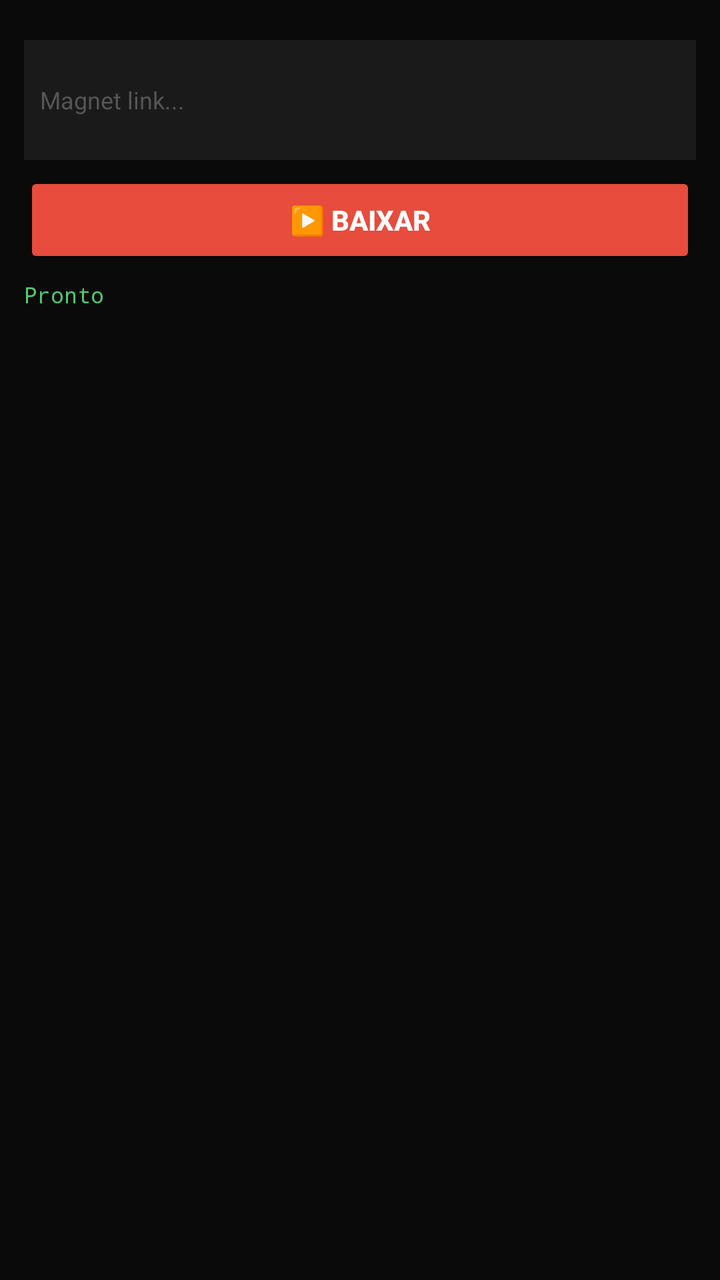
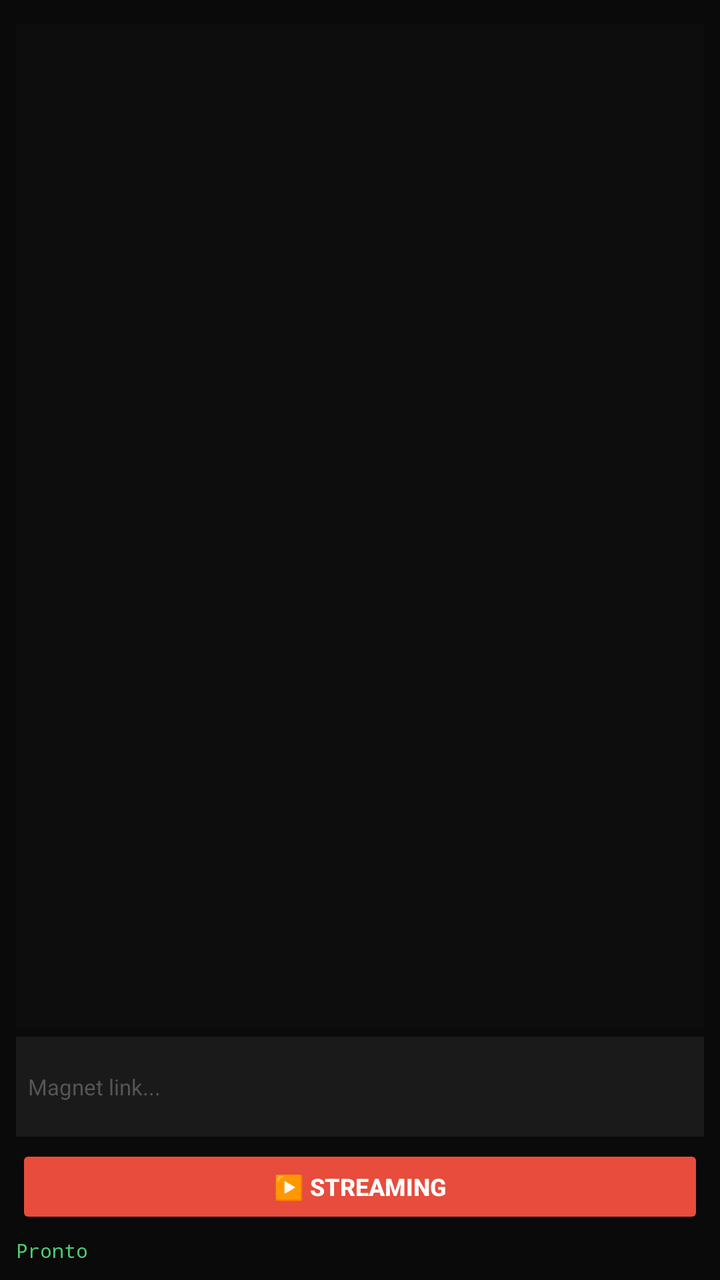

The first picture is an Android layout as it rendered before a commit; the second is the same layout after the commit. The layout source and the unified diff follow.
<!-- AndroidManifest.xml: application theme Theme.AppCompat.NoActionBar -->
<!-- res/layout/activity_main.xml -->
<?xml version="1.0" encoding="utf-8"?>
<FrameLayout xmlns:android="http://schemas.android.com/apk/res/android"
    xmlns:app="http://schemas.android.com/apk/res-auto"
    android:layout_width="match_parent"
    android:layout_height="match_parent"
    android:background="#0a0a0a">
    
    <LinearLayout
        android:layout_width="match_parent"
        android:layout_height="match_parent"
        android:orientation="vertical"
        android:gravity="center_horizontal"
        android:padding="12dp">
        
        
        <androidx.media3.ui.PlayerView
            android:id="@+id/player_view"
            android:layout_width="match_parent"
            android:layout_height="wrap_content"
            android:visibility="gone"
            app:show_buffering="when_playing"
            app:use_controller="true" />
        
        
        <FrameLayout
            android:id="@+id/loading_overlay"
            android:layout_width="match_parent"
            android:layout_height="200dp"
            android:visibility="gone"
            android:background="#1a1a1a"
            android:layout_marginTop="8dp">
            
            <LinearLayout
                android:layout_width="wrap_content"
                android:layout_height="wrap_content"
                android:layout_gravity="center"
                android:orientation="vertical"
                android:gravity="center">
                
                <ProgressBar
                    android:id="@+id/spinner_bar"
                    android:layout_width="40dp"
                    android:layout_height="40dp"
                    android:indeterminateTint="#e74c3c"
                    android:visibility="gone" />
                
                <TextView
                    android:layout_width="wrap_content"
                    android:layout_height="wrap_content"
                    android:layout_marginTop="12dp"
                    android:text="⏳ Carregando..."
                    android:textColor="#e74c3c"
                    android:textSize="14sp" />
                
                <TextView
                    android:layout_width="wrap_content"
                    android:layout_height="wrap_content"
                    android:layout_marginTop="4dp"
                    android:text="Baixando mais dados..."
                    android:textColor="#888"
                    android:textSize="11sp" />
            </LinearLayout>
        </FrameLayout>
        
        
        <LinearLayout
            android:layout_width="match_parent"
            android:layout_height="wrap_content"
            android:orientation="vertical"
            android:layout_marginTop="8dp">
            
            <EditText
                android:id="@+id/magnet_input"
                android:layout_width="match_parent"
                android:layout_height="60dp"
                android:background="#1a1a1a"
                android:hint="Magnet link..."
                android:textColorHint="#555"
                android:inputType="textMultiLine"
                android:padding="8dp"
                android:textColor="#fff"
                android:textSize="12sp" />
            
            <LinearLayout
                android:layout_width="match_parent"
                android:layout_height="wrap_content"
                android:orientation="horizontal"
                android:layout_marginTop="6dp">
                
                <Button
                    android:id="@+id/btn_play"
                    android:layout_width="0dp"
                    android:layout_height="48dp"
                    android:layout_weight="1"
                    android:backgroundTint="#e74c3c"
                    android:text="▶️ BAIXAR"
                    android:textColor="#fff"
                    android:textStyle="bold" />
                
                <Button
                    android:id="@+id/btn_watch"
                    android:layout_width="0dp"
                    android:layout_height="48dp"
                    android:layout_weight="1"
                    android:layout_marginStart="4dp"
                    android:backgroundTint="#4ecb71"
                    android:text="🎬 ASSISTIR"
                    android:textColor="#000"
                    android:textStyle="bold"
                    android:visibility="gone" />
                
                <Button
                    android:id="@+id/btn_stop"
                    android:layout_width="0dp"
                    android:layout_height="48dp"
                    android:layout_weight="1"
                    android:layout_marginStart="4dp"
                    android:backgroundTint="#555"
                    android:text="⏹️ PARAR"
                    android:textColor="#fff"
                    android:textStyle="bold"
                    android:visibility="gone" />
            </LinearLayout>
            
            <ProgressBar
                android:id="@+id/buffer_bar"
                style="?android:attr/progressBarStyleHorizontal"
                android:layout_width="match_parent"
                android:layout_height="5dp"
                android:layout_marginTop="6dp"
                android:progressTint="#e74c3c"
                android:visibility="gone" />
            
            <TextView
                android:id="@+id/status_text"
                android:layout_width="wrap_content"
                android:layout_height="wrap_content"
                android:layout_marginTop="6dp"
                android:text="Pronto"
                android:textColor="#4ecb71"
                android:textSize="11sp"
                android:fontFamily="monospace" />
        </LinearLayout>
    </LinearLayout>
    
</FrameLayout>
<!-- resources referenced by this layout -->
<resources>

</resources>

<!-- the commit's change to res/layout/activity_main.xml (unified diff, before → after) -->
@@ -1,146 +1,136 @@
 <?xml version="1.0" encoding="utf-8"?>
-<FrameLayout xmlns:android="http://schemas.android.com/apk/res/android"
+<LinearLayout xmlns:android="http://schemas.android.com/apk/res/android"
     xmlns:app="http://schemas.android.com/apk/res-auto"
     android:layout_width="match_parent"
     android:layout_height="match_parent"
-    android:background="#0a0a0a">
+    android:orientation="vertical"
+    android:background="#0a0a0a"
+    android:gravity="center_horizontal"
+    android:padding="8dp">
+    
+    <androidx.media3.ui.PlayerView
+        android:id="@+id/player_view"
+        android:layout_width="match_parent"
+        android:layout_height="wrap_content"
+        android:visibility="gone"
+        app:show_buffering="when_playing"
+        app:use_controller="true" />
+    
+    <FrameLayout
+        android:id="@+id/loading_overlay"
+        android:layout_width="match_parent"
+        android:layout_height="150dp"
+        android:visibility="gone"
+        android:background="#1a1a1a">
+        
+        <LinearLayout
+            android:layout_width="wrap_content"
+            android:layout_height="wrap_content"
+            android:layout_gravity="center"
+            android:orientation="vertical"
+            android:gravity="center">
+            
+            <ProgressBar
+                android:id="@+id/spinner_bar"
+                android:layout_width="40dp"
+                android:layout_height="40dp"
+                android:indeterminateTint="#e74c3c" />
+            
+            <TextView
+                android:layout_width="wrap_content"
+                android:layout_height="wrap_content"
+                android:layout_marginTop="8dp"
+                android:text="⏳ Carregando..."
+                android:textColor="#e74c3c"
+                android:textSize="14sp" />
+        </LinearLayout>
+    </FrameLayout>
+    
+    <ScrollView
+        android:id="@+id/log_scroll"
+        android:layout_width="match_parent"
+        android:layout_height="0dp"
+        android:layout_weight="1"
+        android:background="#0d0d0d"
+        android:padding="6dp"
+        android:layout_marginTop="4dp">
+        
+        <TextView
+            android:id="@+id/log_text"
+            android:layout_width="match_parent"
+            android:layout_height="wrap_content"
+            android:textColor="#4ecb71"
+            android:textSize="8sp"
+            android:fontFamily="monospace" />
+    </ScrollView>
     
     <LinearLayout
         android:layout_width="match_parent"
-        android:layout_height="match_parent"
+        android:layout_height="wrap_content"
         android:orientation="vertical"
-        android:gravity="center_horizontal"
-        android:padding="12dp">
+        android:layout_marginTop="4dp">
         
-        
-        <androidx.media3.ui.PlayerView
-            android:id="@+id/player_view"
+        <EditText
+            android:id="@+id/magnet_input"
             android:layout_width="match_parent"
-            android:layout_height="wrap_content"
-            android:visibility="gone"
-            app:show_buffering="when_playing"
-            app:use_controller="true" />
-        
-        
-        <FrameLayout
-            android:id="@+id/loading_overlay"
-            android:layout_width="match_parent"
-            android:layout_height="200dp"
-            android:visibility="gone"
+            android:layout_height="50dp"
             android:background="#1a1a1a"
-            android:layout_marginTop="8dp">
-            
-            <LinearLayout
-                android:layout_width="wrap_content"
-                android:layout_height="wrap_content"
-                android:layout_gravity="center"
-                android:orientation="vertical"
-                android:gravity="center">
-                
-                <ProgressBar
-                    android:id="@+id/spinner_bar"
-                    android:layout_width="40dp"
-                    android:layout_height="40dp"
-                    android:indeterminateTint="#e74c3c"
-                    android:visibility="gone" />
-                
-                <TextView
-                    android:layout_width="wrap_content"
-                    android:layout_height="wrap_content"
-                    android:layout_marginTop="12dp"
-                    android:text="⏳ Carregando..."
-                    android:textColor="#e74c3c"
-                    android:textSize="14sp" />
-                
-                <TextView
-                    android:layout_width="wrap_content"
-                    android:layout_height="wrap_content"
-                    android:layout_marginTop="4dp"
-                    android:text="Baixando mais dados..."
-                    android:textColor="#888"
-                    android:textSize="11sp" />
-            </LinearLayout>
-        </FrameLayout>
-        
+            android:hint="Magnet link..."
+            android:textColorHint="#555"
+            android:inputType="textMultiLine"
+            android:padding="6dp"
+            android:textColor="#fff"
+            android:textSize="11sp" />
         
         <LinearLayout
             android:layout_width="match_parent"
             android:layout_height="wrap_content"
-            android:orientation="vertical"
-            android:layout_marginTop="8dp">
+            android:orientation="horizontal"
+            android:layout_marginTop="4dp">
             
-            <EditText
-                android:id="@+id/magnet_input"
-                android:layout_width="match_parent"
-                android:layout_height="60dp"
-                android:background="#1a1a1a"
-                android:hint="Magnet link..."
-                android:textColorHint="#555"
-                android:inputType="textMultiLine"
-                android:padding="8dp"
+            <Button
+                android:id="@+id/btn_play"
+                android:layout_width="0dp"
+                android:layout_height="42dp"
+                android:layout_weight="1"
+                android:backgroundTint="#e74c3c"
+                android:text="▶️ STREAMING"
                 android:textColor="#fff"
+                android:textStyle="bold"
                 android:textSize="12sp" />
             
-            <LinearLayout
-                android:layout_width="match_parent"
-                android:layout_height="wrap_content"
-                android:orientation="horizontal"
-                android:layout_marginTop="6dp">
-                
-                <Button
-                    android:id="@+id/btn_play"
-                    android:layout_width="0dp"
-                    android:layout_height="48dp"
-                    android:layout_weight="1"
-                    android:backgroundTint="#e74c3c"
-                    android:text="▶️ BAIXAR"
-                    android:textColor="#fff"
-                    android:textStyle="bold" />
-                
-                <Button
-                    android:id="@+id/btn_watch"
-                    android:layout_width="0dp"
-                    android:layout_height="48dp"
-                    android:layout_weight="1"
-                    android:layout_marginStart="4dp"
-                    android:backgroundTint="#4ecb71"
-                    android:text="🎬 ASSISTIR"
-                    android:textColor="#000"
-                    android:textStyle="bold"
-                    android:visibility="gone" />
-                
-                <Button
-                    android:id="@+id/btn_stop"
-                    android:layout_width="0dp"
-                    android:layout_height="48dp"
-                    android:layout_weight="1"
-                    android:layout_marginStart="4dp"
-                    android:backgroundTint="#555"
-                    android:text="⏹️ PARAR"
-                    android:textColor="#fff"
-                    android:textStyle="bold"
-                    android:visibility="gone" />
-            </LinearLayout>
-            
-            <ProgressBar
-                android:id="@+id/buffer_bar"
-                style="?android:attr/progressBarStyleHorizontal"
-                android:layout_width="match_parent"
-                android:layout_height="5dp"
-                android:layout_marginTop="6dp"
-                android:progressTint="#e74c3c"
+            <Button
+                android:id="@+id/btn_stop"
+                android:layout_width="0dp"
+                android:layout_height="42dp"
+                android:layout_weight="1"
+                android:layout_marginStart="4dp"
+                android:backgroundTint="#555"
+                android:text="⏹️ PARAR"
+                android:textColor="#fff"
+                android:textStyle="bold"
+                android:textSize="12sp"
                 android:visibility="gone" />
-            
-            <TextView
-                android:id="@+id/status_text"
-                android:layout_width="wrap_content"
-                android:layout_height="wrap_content"
-                android:layout_marginTop="6dp"
-                android:text="Pronto"
-                android:textColor="#4ecb71"
-                android:textSize="11sp"
-                android:fontFamily="monospace" />
         </LinearLayout>
+        
+        <ProgressBar
+            android:id="@+id/buffer_bar"
+            style="?android:attr/progressBarStyleHorizontal"
+            android:layout_width="match_parent"
+            android:layout_height="4dp"
+            android:layout_marginTop="4dp"
+            android:progressTint="#e74c3c"
+            android:visibility="gone" />
+        
+        <TextView
+            android:id="@+id/status_text"
+            android:layout_width="wrap_content"
+            android:layout_height="wrap_content"
+            android:layout_marginTop="4dp"
+            android:text="Pronto"
+            android:textColor="#4ecb71"
+            android:textSize="10sp"
+            android:fontFamily="monospace" />
     </LinearLayout>
     
-</FrameLayout>
+</LinearLayout>
